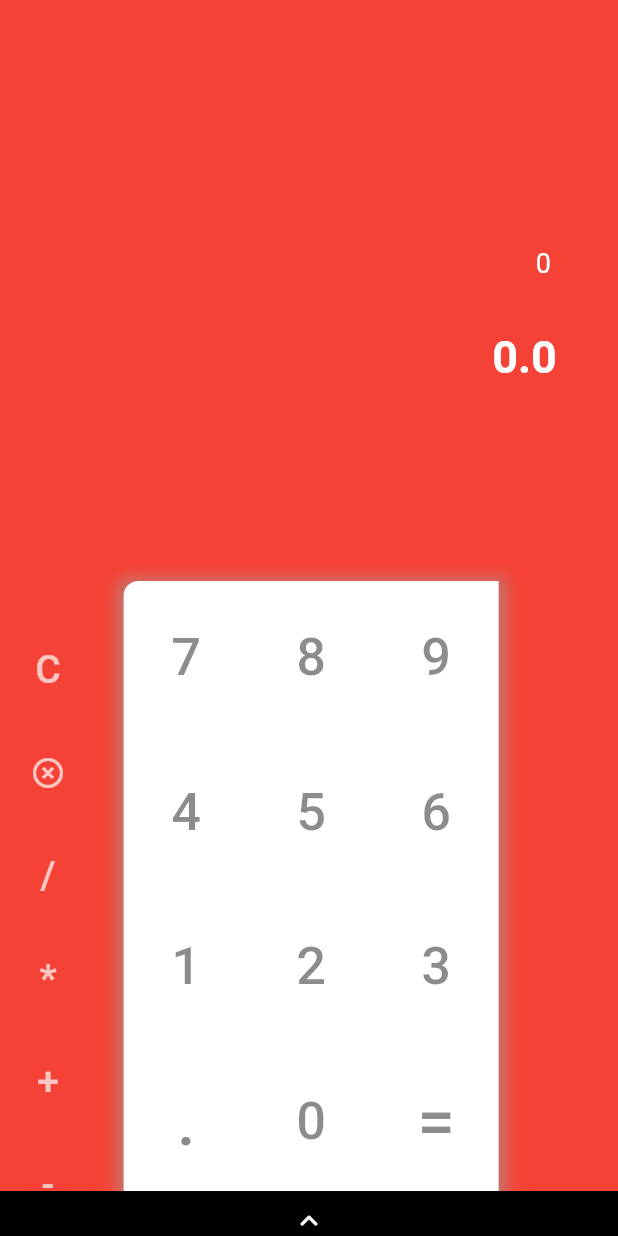
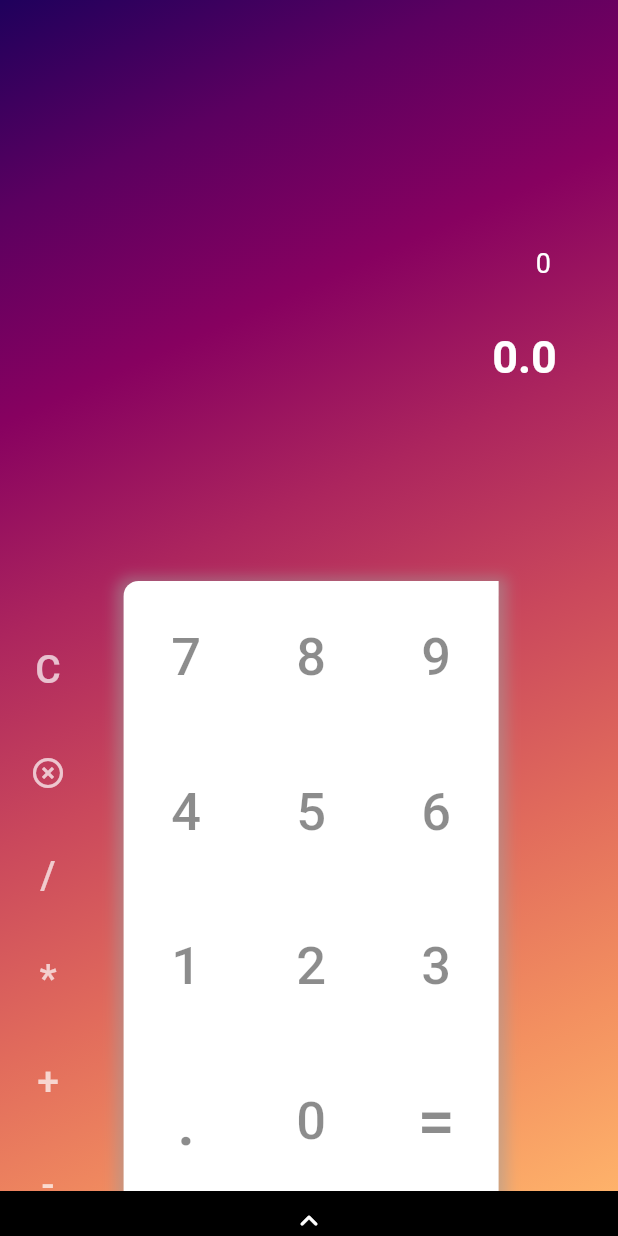
Before and after one commit to kverkholomova/Calculator_test, a Flutter app: the screen it shows after launch, on a phone screen of 412 x 824 dp. Run offline on Flutter 3.47's test engine with Material 2 defaults, Android fonts, the phone set to English and light mode, and no system bars.

Commit message:
Added gradient

```diff
--- a/lib/main_screen_calculator.dart
+++ b/lib/main_screen_calculator.dart
@@ -800,8 +800,26 @@ class _CalculatorState extends State<Calculator> {
   Widget build(BuildContext context) {
     return Scaffold(
       key: scaffoldState,
-      backgroundColor: Colors.red,
-      body: Padding(
+      // backgroundColor: Colors.red,
+      body: Container(
+        decoration: const BoxDecoration(
+          gradient: LinearGradient(
+            begin: Alignment.topLeft,
+            end: Alignment(0.8, 1),
+            colors: <Color>[
+              Color(0xff1f005c),
+              Color(0xff5b0060),
+              Color(0xff870160),
+              Color(0xffac255e),
+              Color(0xffca485c),
+              Color(0xffe16b5c),
+              Color(0xfff39060),
+              Color(0xffffb56b),
+            ], // Gradient from https://learnui.design/tools/gradient-generator.html
+            tileMode: TileMode.mirror,
+          ),
+        ),
+        child: Padding(
           padding: EdgeInsets.only(bottom: MediaQuery.of(context).viewInsets.bottom),
           child: Stack(
             children: [
@@ -1428,6 +1446,7 @@ class _CalculatorState extends State<Calculator> {
             ],
           ),
         ),
+      ),
     );
   }
 
```
Lines whose indentation alone changed are shown as unchanged.
